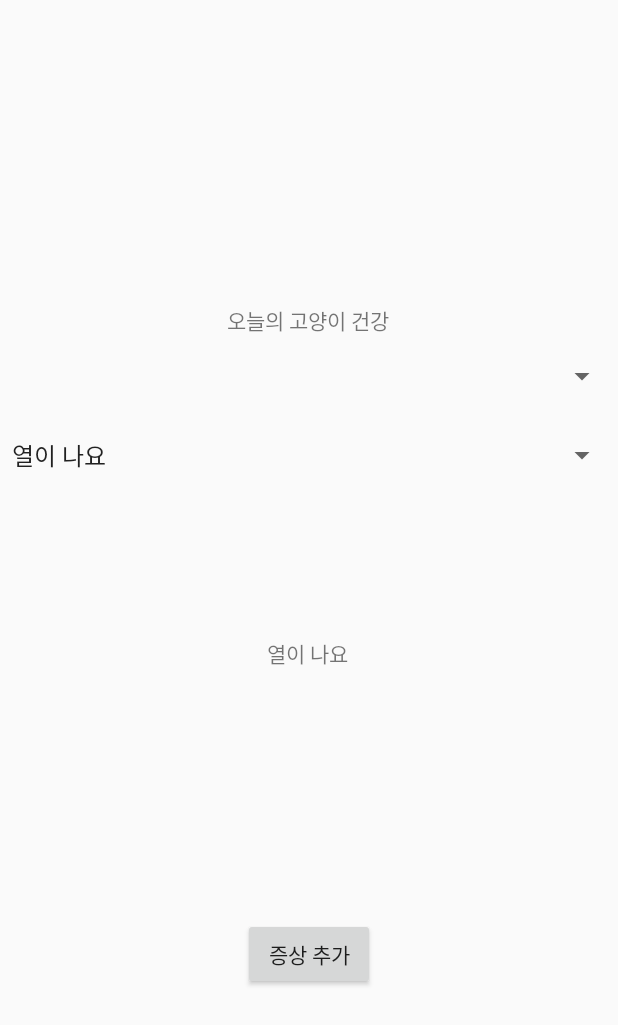
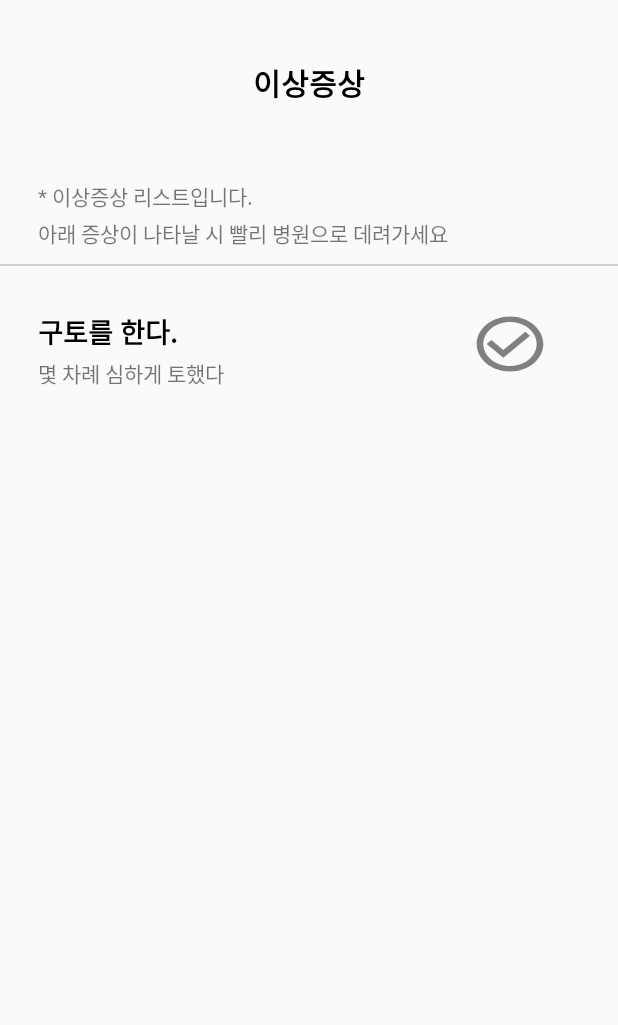
Before and after one commit to Campus-Street-Cat/streetcat, an Android app: the SickInfo screen opened directly, with no data from a screen before it, on a phone screen of 412 x 824 dp. Shown: the top 1025 px of the screen. Run offline under Robolectric (Android 15) with nearby library versions, the phone set to English and light mode, and no system bars.

Commit message:
change sickinfo activity

```diff
--- a/app/src/main/java/com/example/streetcat/activity/SickInfo.kt
+++ b/app/src/main/java/com/example/streetcat/activity/SickInfo.kt
@@ -1,63 +1,14 @@
 package com.example.streetcat.activity
 
 import android.os.Bundle
-import android.view.View
-import android.widget.AdapterView
-import android.widget.ArrayAdapter
 import androidx.appcompat.app.AppCompatActivity
 import com.example.streetcat.R
-import kotlinx.android.synthetic.main.activity_sick_info.*
 
 
 class SickInfo : AppCompatActivity() {
-    //
-    var data1 = arrayOf("열이 나요", "토를 했어요", "피부병이 있어요", "설사를 했어요", "눈물을 흘려요")
-    var data2 = arrayOf("열이 나요", "토를 했어요", "피부병이 있어요", "설사를 했어요", "눈물을 흘려요")
-
     override fun onCreate(savedInstanceState: Bundle?) {
         super.onCreate(savedInstanceState)
         setContentView(R.layout.activity_sick_info)
 
-        var adapter1 = ArrayAdapter(this, android.R.layout.simple_spinner_item, data1)
-        var adapter2 = ArrayAdapter(this, android.R.layout.simple_spinner_item,data2)
-
-        adapter1.setDropDownViewResource(android.R.layout.simple_spinner_dropdown_item)
-        adapter2.setDropDownViewResource(android.R.layout.simple_spinner_dropdown_item)
-        spinner.adapter = adapter1
-        spinner.adapter = adapter2
-
-        val listener = SpinnerListener();
-        spinner.onItemSelectedListener = listener //리스너를 넣어줌
-
-        //익명클래스로
-        spinner2.onItemSelectedListener = object : AdapterView.OnItemSelectedListener {
-            override fun onItemSelected(parent: AdapterView<*>?, view: View?, position: Int, id: Long
-            ) {
-                tv_health1.text = data1[position]
-            }
-
-            override fun onNothingSelected(parent: AdapterView<*>?) {
-            }
-        }
-
-        //버튼 누르면 값 출력
-        button.setOnClickListener{view ->
-            tv_health2.text = data1[spinner.selectedItemPosition] + "\n"
-            tv_health2.append(data2[spinner2.selectedItemPosition])
-        }
-    }
-    inner class SpinnerListener : AdapterView.OnItemClickListener, AdapterView.OnItemSelectedListener {
-
-
-        override fun onNothingSelected(parent: AdapterView<*>?) {
-        }
-
-        override fun onItemSelected(parent: AdapterView<*>?, view: View?, position: Int, id: Long) {
-            tv_health2.text = data1[position]
-        }
-
-        override fun onItemClick(parent: AdapterView<*>?, view: View?, position: Int, id: Long) {
-            TODO("Not yet implemented")
-        }
     }
 }
--- a/app/src/main/java/com/example/streetcat/fragment/NoticeFragment.kt
+++ b/app/src/main/java/com/example/streetcat/fragment/NoticeFragment.kt
@@ -9,7 +9,6 @@ import android.view.ViewGroup
 import androidx.databinding.DataBindingUtil.setContentView
 import com.example.streetcat.R
 import com.example.streetcat.activity.CatAdd
-import com.example.streetcat.activity.SickSelect
 import kotlinx.android.synthetic.main.fragment_home.*
 import kotlinx.android.synthetic.main.fragment_notice.view.*
 
--- /dev/null
+++ b/app/src/main/res/drawable/ic_circle_checkbox.xml
@@ -0,0 +1,5 @@
+<vector android:height="24dp" android:tint="#808080"
+    android:viewportHeight="24" android:viewportWidth="24"
+    android:width="24dp" xmlns:android="http://schemas.android.com/apk/res/android">
+    <path android:fillColor="@android:color/white" android:pathData="M16.59,7.58L10,14.17l-3.59,-3.58L5,12l5,5 8,-8zM12,2C6.48,2 2,6.48 2,12s4.48,10 10,10 10,-4.48 10,-10S17.52,2 12,2zM12,20c-4.42,0 -8,-3.58 -8,-8s3.58,-8 8,-8 8,3.58 8,8 -3.58,8 -8,8z"/>
+</vector>
--- /dev/null
+++ b/app/src/main/res/drawable/ic_circle_checkedbox.xml
@@ -0,0 +1,10 @@
+<vector xmlns:android="http://schemas.android.com/apk/res/android"
+    android:width="24dp"
+    android:height="24dp"
+    android:viewportWidth="24"
+    android:viewportHeight="24"
+    android:tint="?attr/colorControlNormal">
+  <path
+      android:fillColor="@android:color/white"
+      android:pathData="M16.59,7.58L10,14.17l-3.59,-3.58L5,12l5,5 8,-8zM12,2C6.48,2 2,6.48 2,12s4.48,10 10,10 10,-4.48 10,-10S17.52,2 12,2zM12,20c-4.42,0 -8,-3.58 -8,-8s3.58,-8 8,-8 8,3.58 8,8 -3.58,8 -8,8z"/>
+</vector>
--- /dev/null
+++ b/app/src/main/res/drawable/selector_checkbox.xml
@@ -0,0 +1,7 @@
+<?xml version="1.0" encoding="utf-8"?>
+<selector xmlns:android="http://schemas.android.com/apk/res/android">
+    <item android:state_checked="false"
+        android:drawable="@drawable/ic_circle_checkbox" />
+    <item android:state_checked="true"
+        android:drawable="@drawable/ic_circle_checkedbox"/>
+</selector>
--- a/app/src/main/res/layout/activity_sick_info.xml
+++ b/app/src/main/res/layout/activity_sick_info.xml
@@ -8,61 +8,85 @@
     tools:context=".activity.MainActivity">
 
     <TextView
-        android:id="@+id/tv_health2"
+        android:id="@+id/textView4"
         android:layout_width="wrap_content"
         android:layout_height="wrap_content"
-        android:text="오늘의 건강상태입니다"
-        app:layout_constraintBottom_toBottomOf="parent"
+        android:layout_marginTop="40dp"
+        android:text="이상증상"
+        android:textColor="#000000"
+        android:textSize="20sp"
+        android:textStyle="bold"
+        android:fontFamily="@font/nanumbarungothic"
         app:layout_constraintEnd_toEndOf="parent"
-        app:layout_constraintHorizontal_bias="0.498"
-        app:layout_constraintLeft_toLeftOf="parent"
-        app:layout_constraintRight_toRightOf="parent"
         app:layout_constraintStart_toStartOf="parent"
-        app:layout_constraintTop_toTopOf="parent"
-        app:layout_constraintVertical_bias="0.529" />
-
-    <Spinner
-        android:id="@+id/spinner"
-        android:layout_width="match_parent"
-        android:layout_height="wrap_content"
-        app:layout_constraintBottom_toBottomOf="parent"
-        app:layout_constraintEnd_toEndOf="parent"
-        app:layout_constraintHorizontal_bias="0.0"
-        app:layout_constraintStart_toStartOf="parent"
-        app:layout_constraintTop_toTopOf="parent"
-        app:layout_constraintVertical_bias="0.364" />
-
-    <Spinner
-        android:id="@+id/spinner2"
-        android:layout_width="match_parent"
-        android:layout_height="wrap_content"
-        android:layout_marginStart="16dp"
-        android:layout_marginLeft="16dp"
-        app:layout_constraintBottom_toBottomOf="parent"
-        app:layout_constraintStart_toStartOf="parent"
-        app:layout_constraintTop_toTopOf="parent"
-        app:layout_constraintVertical_bias="0.298" />
+        app:layout_constraintTop_toTopOf="parent" />
 
     <TextView
-        android:id="@+id/tv_health1"
+        android:id="@+id/textView12"
         android:layout_width="wrap_content"
         android:layout_height="wrap_content"
-        android:layout_marginBottom="600dp"
-        android:text="오늘의 고양이 건강"
-        app:layout_constraintBottom_toBottomOf="parent"
-        app:layout_constraintEnd_toEndOf="parent"
-        app:layout_constraintHorizontal_bias="0.498"
-        app:layout_constraintStart_toStartOf="parent" />
+        android:layout_marginStart="25dp"
+        android:layout_marginTop="50dp"
+        android:text="* 이상증상 리스트입니다."
+        android:fontFamily="@font/nanumbarungothic"
+        app:layout_constraintStart_toStartOf="parent"
+        app:layout_constraintTop_toBottomOf="@+id/textView4" />
 
-    <Button
-        android:id="@+id/button"
+    <TextView
+        android:id="@+id/textView14"
         android:layout_width="wrap_content"
         android:layout_height="wrap_content"
-        android:text="증상 추가"
-        app:layout_constraintBottom_toBottomOf="parent"
+        android:layout_marginStart="25dp"
+        android:layout_marginTop="3dp"
+        android:text="아래 증상이 나타날 시 빨리 병원으로 데려가세요"
+        android:fontFamily="@font/nanumbarungothic"
+        app:layout_constraintStart_toStartOf="parent"
+        app:layout_constraintTop_toBottomOf="@+id/textView12" />
+
+    <View
+        android:id="@+id/view"
+        android:layout_width="wrap_content"
+        android:layout_height="1dp"
+        android:layout_marginTop="10dp"
+        android:background="@color/gray"
         app:layout_constraintEnd_toEndOf="parent"
         app:layout_constraintStart_toStartOf="parent"
-        app:layout_constraintTop_toBottomOf="@+id/tv_health2"
-        app:layout_constraintVertical_bias="0.503" />
+        app:layout_constraintTop_toBottomOf="@+id/textView14" />
+
+    <CheckBox
+        android:id="@+id/checkBox2"
+        android:layout_width="53dp"
+        android:layout_height="44dp"
+        android:layout_marginTop="30dp"
+        android:layout_marginEnd="45dp"
+        android:background="@drawable/selector_checkbox"
+        android:button="@null"
+        app:layout_constraintEnd_toEndOf="parent"
+        app:layout_constraintTop_toBottomOf="@+id/view" />
+
+    <TextView
+        android:id="@+id/textView16"
+        android:layout_width="wrap_content"
+        android:layout_height="wrap_content"
+        android:layout_marginStart="25dp"
+        android:layout_marginTop="30dp"
+        android:text="구토를 한다."
+        android:fontFamily="@font/nanumbarungothic"
+        android:textColor="#000000"
+        android:textSize="18sp"
+        android:textStyle="bold"
+        app:layout_constraintStart_toStartOf="parent"
+        app:layout_constraintTop_toBottomOf="@+id/view" />
+
+    <TextView
+        android:id="@+id/textView17"
+        android:layout_width="wrap_content"
+        android:layout_height="wrap_content"
+        android:layout_marginStart="25dp"
+        android:layout_marginTop="3dp"
+        android:text="몇 차례 심하게 토했다"
+        android:fontFamily="@font/nanumbarungothic"
+        app:layout_constraintStart_toStartOf="parent"
+        app:layout_constraintTop_toBottomOf="@+id/textView16" />
 
 </androidx.constraintlayout.widget.ConstraintLayout>
```
Also changed, not shown: app/src/main/java/com/example/streetcat/activity/SickSelect.kt (deleted, +0 -55 lines), app/src/main/res/layout/activity_sick_select.xml (deleted, +0 -68 lines).
